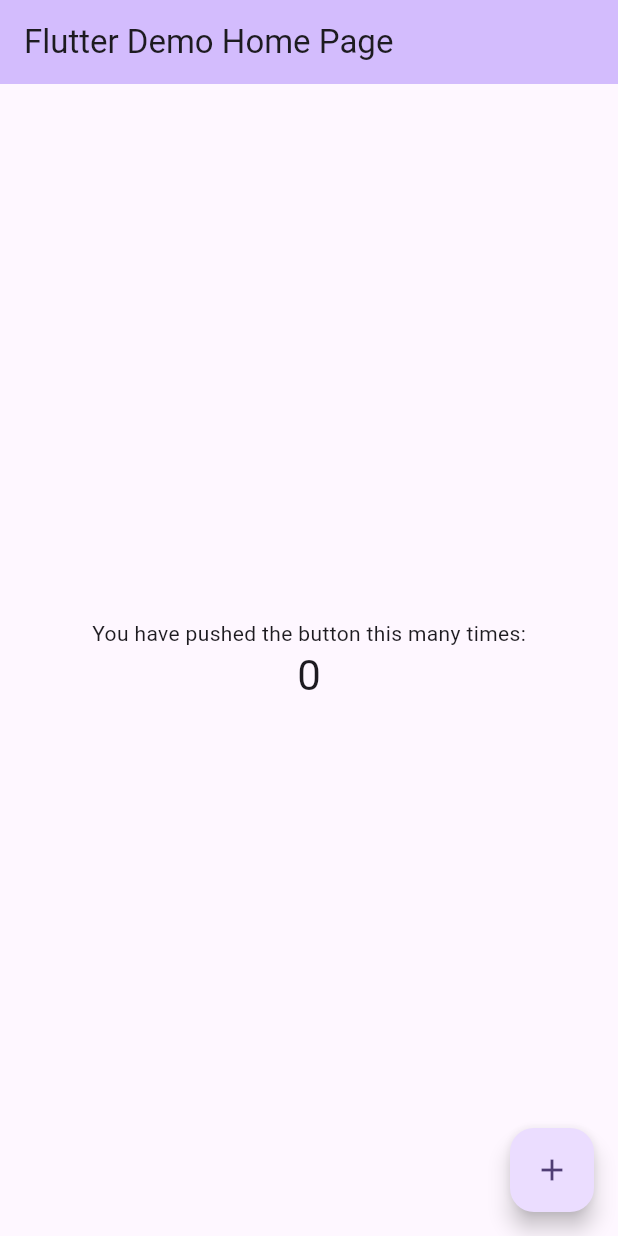
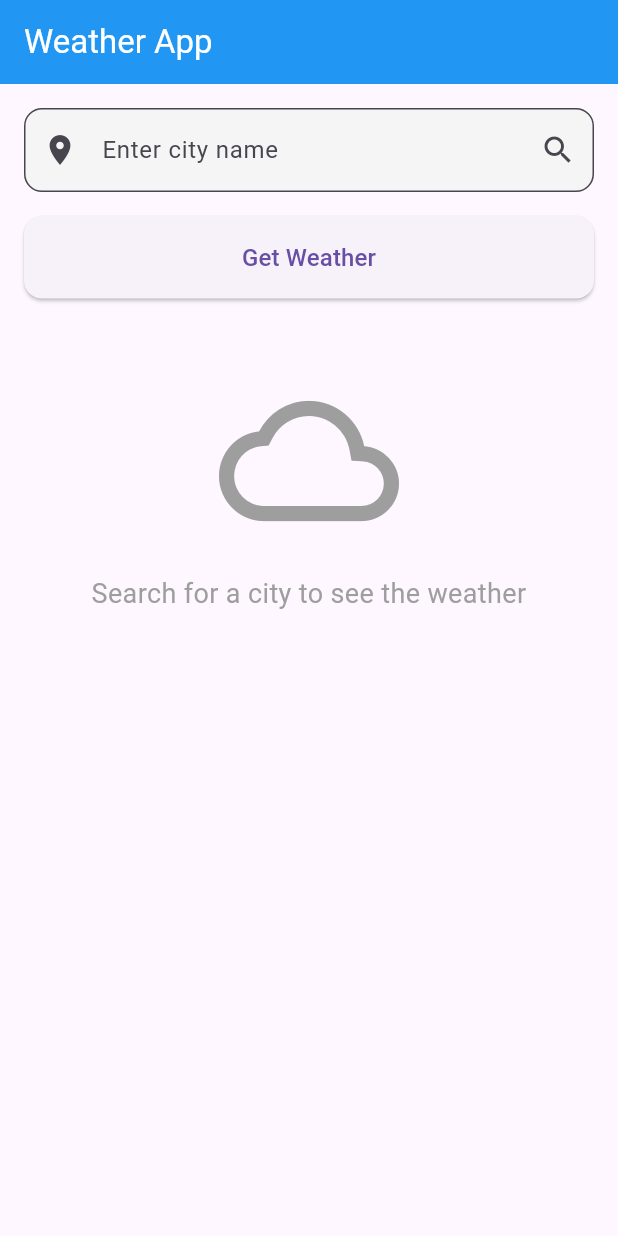
Before and after one commit to Naseervc90/weather_app, a Flutter app: the screen it shows after launch, on a phone screen of 412 x 824 dp. Run offline on Flutter 3.47's test engine with Material 3 defaults, Android fonts, the phone set to English and light mode, and no system bars; our stand-ins replace cached_network_image, dartz, flutter_bloc, get_it.

Commit message:
weather bloc implemented with event and state ,added reusable weather card and search widget ,implemented responsive weather ui

```diff
--- a/weather_app_test/lib/domain/usecases/get_current_weather.dart
+++ b/weather_app_test/lib/domain/usecases/get_current_weather.dart
@@ -0,0 +1,14 @@
+import 'package:dartz/dartz.dart';
+import '../entities/weather.dart';
+import '../repositories/weather_repository.dart';
+import '../../core/error/failure.dart';
+
+class GetCurrentWeather {
+  final WeatherRepository repository;
+
+  GetCurrentWeather(this.repository);
+
+  Future<Either<Failure, Weather>> execute(String cityName) async {
+    return await repository.getCurrentWeather(cityName);
+  }
+}
--- a/weather_app_test/lib/main.dart
+++ b/weather_app_test/lib/main.dart
@@ -1,122 +1,30 @@
 import 'package:flutter/material.dart';
+import 'package:flutter_bloc/flutter_bloc.dart';
+import 'injection_container.dart' as di;
+import 'presentation/bloc/weather_bloc.dart';
+import 'presentation/pages/weather_page.dart';
 
-void main() {
+void main() async {
+  WidgetsFlutterBinding.ensureInitialized();
+  await di.init();
   runApp(const MyApp());
 }
 
 class MyApp extends StatelessWidget {
-  const MyApp({super.key});
+  const MyApp({Key? key}) : super(key: key);
 
-  // This widget is the root of your application.
   @override
   Widget build(BuildContext context) {
     return MaterialApp(
-      title: 'Flutter Demo',
+      title: 'Weather App',
       theme: ThemeData(
-        // This is the theme of your application.
-        //
-        // TRY THIS: Try running your application with "flutter run". You'll see
-        // the application has a purple toolbar. Then, without quitting the app,
-        // try changing the seedColor in the colorScheme below to Colors.green
-        // and then invoke "hot reload" (save your changes or press the "hot
-        // reload" button in a Flutter-supported IDE, or press "r" if you used
-        // the command line to start the app).
-        //
-        // Notice that the counter didn't reset back to zero; the application
-        // state is not lost during the reload. To reset the state, use hot
-        // restart instead.
-        //
-        // This works for code too, not just values: Most code changes can be
-        // tested with just a hot reload.
-        colorScheme: ColorScheme.fromSeed(seedColor: Colors.deepPurple),
+        primarySwatch: Colors.blue,
+        visualDensity: VisualDensity.adaptivePlatformDensity,
       ),
-      home: const MyHomePage(title: 'Flutter Demo Home Page'),
+      home: BlocProvider(
+        create: (_) => di.sl<WeatherBloc>(),
+        child: const WeatherPage(),
+      ),
     );
   }
 }
-
-class MyHomePage extends StatefulWidget {
-  const MyHomePage({super.key, required this.title});
-
-  // This widget is the home page of your application. It is stateful, meaning
-  // that it has a State object (defined below) that contains fields that affect
-  // how it looks.
-
-  // This class is the configuration for the state. It holds the values (in this
-  // case the title) provided by the parent (in this case the App widget) and
-  // used by the build method of the State. Fields in a Widget subclass are
-  // always marked "final".
-
-  final String title;
-
-  @override
-  State<MyHomePage> createState() => _MyHomePageState();
-}
-
-class _MyHomePageState extends State<MyHomePage> {
-  int _counter = 0;
-
-  void _incrementCounter() {
-    setState(() {
-      // This call to setState tells the Flutter framework that something has
-      // changed in this State, which causes it to rerun the build method below
-      // so that the display can reflect the updated values. If we changed
-      // _counter without calling setState(), then the build method would not be
-      // called again, and so nothing would appear to happen.
-      _counter++;
-    });
-  }
-
-  @override
-  Widget build(BuildContext context) {
-    // This method is rerun every time setState is called, for instance as done
-    // by the _incrementCounter method above.
-    //
-    // The Flutter framework has been optimized to make rerunning build methods
-    // fast, so that you can just rebuild anything that needs updating rather
-    // than having to individually change instances of widgets.
-    return Scaffold(
-      appBar: AppBar(
-        // TRY THIS: Try changing the color here to a specific color (to
-        // Colors.amber, perhaps?) and trigger a hot reload to see the AppBar
-        // change color while the other colors stay the same.
-        backgroundColor: Theme.of(context).colorScheme.inversePrimary,
-        // Here we take the value from the MyHomePage object that was created by
-        // the App.build method, and use it to set our appbar title.
-        title: Text(widget.title),
-      ),
-      body: Center(
-        // Center is a layout widget. It takes a single child and positions it
-        // in the middle of the parent.
-        child: Column(
-          // Column is also a layout widget. It takes a list of children and
-          // arranges them vertically. By default, it sizes itself to fit its
-          // children horizontally, and tries to be as tall as its parent.
-          //
-          // Column has various properties to control how it sizes itself and
-          // how it positions its children. Here we use mainAxisAlignment to
-          // center the children vertically; the main axis here is the vertical
-          // axis because Columns are vertical (the cross axis would be
-          // horizontal).
-          //
-          // TRY THIS: Invoke "debug painting" (choose the "Toggle Debug Paint"
-          // action in the IDE, or press "p" in the console), to see the
-          // wireframe for each widget.
-          mainAxisAlignment: MainAxisAlignment.center,
-          children: <Widget>[
-            const Text('You have pushed the button this many times:'),
-            Text(
-              '$_counter',
-              style: Theme.of(context).textTheme.headlineMedium,
-            ),
-          ],
-        ),
-      ),
-      floatingActionButton: FloatingActionButton(
-        onPressed: _incrementCounter,
-        tooltip: 'Increment',
-        child: const Icon(Icons.add),
-      ), // This trailing comma makes auto-formatting nicer for build methods.
-    );
-  }
-}
--- /dev/null
+++ b/weather_app_test/lib/presentation/pages/weather_page.dart
@@ -0,0 +1,119 @@
+import 'package:flutter/material.dart';
+import 'package:flutter_bloc/flutter_bloc.dart';
+import '../bloc/weather_bloc.dart';
+import '../bloc/weather_event.dart';
+import '../bloc/weather_state.dart';
+import '../widgets/weather_card.dart';
+import '../widgets/search_widget.dart';
+
+class WeatherPage extends StatelessWidget {
+  const WeatherPage({Key? key}) : super(key: key);
+
+  @override
+  Widget build(BuildContext context) {
+    return Scaffold(
+      appBar: AppBar(
+        title: const Text('Weather App'),
+        backgroundColor: Colors.blue,
+        foregroundColor: Colors.white,
+        elevation: 0,
+      ),
+      body: SafeArea(
+        child: SingleChildScrollView(
+          child: Column(
+            children: [
+              BlocBuilder<WeatherBloc, WeatherState>(
+                builder: (context, state) {
+                  return SearchWidget(
+                    onSearch: (cityName) {
+                      context.read<WeatherBloc>().add(
+                        WeatherRequested(cityName),
+                      );
+                    },
+                    isLoading: state is WeatherLoading,
+                  );
+                },
+              ),
+              BlocBuilder<WeatherBloc, WeatherState>(
+                builder: (context, state) {
+                  if (state is WeatherInitial) {
+                    return const Center(
+                      child: Padding(
+                        padding: EdgeInsets.all(32),
+                        child: Column(
+                          children: [
+                            Icon(
+                              Icons.cloud_outlined,
+                              size: 120,
+                              color: Colors.grey,
+                            ),
+                            SizedBox(height: 16),
+                            Text(
+                              'Search for a city to see the weather',
+                              style: TextStyle(
+                                fontSize: 18,
+                                color: Colors.grey,
+                              ),
+                              textAlign: TextAlign.center,
+                            ),
+                          ],
+                        ),
+                      ),
+                    );
+                  }
+
+                  if (state is WeatherLoading) {
+                    return const Center(
+                      child: Padding(
+                        padding: EdgeInsets.all(32),
+                        child: Column(
+                          children: [
+                            CircularProgressIndicator(),
+                            SizedBox(height: 16),
+                            Text('Fetching weather data...'),
+                          ],
+                        ),
+                      ),
+                    );
+                  }
+
+                  if (state is WeatherLoaded) {
+                    return WeatherCard(weather: state.weather);
+                  }
+
+                  if (state is WeatherError) {
+                    return Center(
+                      child: Padding(
+                        padding: const EdgeInsets.all(32),
+                        child: Column(
+                          children: [
+                            const Icon(
+                              Icons.error_outline,
+                              size: 80,
+                              color: Colors.red,
+                            ),
+                            const SizedBox(height: 16),
+                            Text(
+                              state.message,
+                              style: const TextStyle(
+                                fontSize: 16,
+                                color: Colors.red,
+                              ),
+                              textAlign: TextAlign.center,
+                            ),
+                          ],
+                        ),
+                      ),
+                    );
+                  }
+
+                  return const SizedBox();
+                },
+              ),
+            ],
+          ),
+        ),
+      ),
+    );
+  }
+}
--- /dev/null
+++ b/weather_app_test/lib/presentation/widgets/search_widget.dart
@@ -0,0 +1,94 @@
+import 'package:flutter/material.dart';
+
+class SearchWidget extends StatefulWidget {
+  final Function(String) onSearch;
+  final bool isLoading;
+
+  const SearchWidget({
+    Key? key,
+    required this.onSearch,
+    required this.isLoading,
+  }) : super(key: key);
+
+  @override
+  State<SearchWidget> createState() => _SearchWidgetState();
+}
+
+class _SearchWidgetState extends State<SearchWidget> {
+  final TextEditingController _controller = TextEditingController();
+
+  void _handleSearch() {
+    if (_controller.text.trim().isNotEmpty) {
+      widget.onSearch(_controller.text.trim());
+    }
+  }
+
+  @override
+  Widget build(BuildContext context) {
+    return Container(
+      padding: const EdgeInsets.all(16),
+      child: Column(
+        children: [
+          TextField(
+            controller: _controller,
+            decoration: InputDecoration(
+              hintText: 'Enter city name',
+              prefixIcon: const Icon(Icons.location_on),
+              suffixIcon:
+                  widget.isLoading
+                      ? const Padding(
+                        padding: EdgeInsets.all(12),
+                        child: SizedBox(
+                          width: 20,
+                          height: 20,
+                          child: CircularProgressIndicator(strokeWidth: 2),
+                        ),
+                      )
+                      : IconButton(
+                        icon: const Icon(Icons.search),
+                        onPressed: _handleSearch,
+                      ),
+              border: OutlineInputBorder(
+                borderRadius: BorderRadius.circular(12),
+              ),
+              filled: true,
+              fillColor: Colors.grey[100],
+            ),
+            onSubmitted: (_) => _handleSearch(),
+            enabled: !widget.isLoading,
+          ),
+          const SizedBox(height: 16),
+          SizedBox(
+            width: double.infinity,
+            child: ElevatedButton(
+              onPressed: widget.isLoading ? null : _handleSearch,
+              style: ElevatedButton.styleFrom(
+                padding: const EdgeInsets.all(16),
+                shape: RoundedRectangleBorder(
+                  borderRadius: BorderRadius.circular(12),
+                ),
+              ),
+              child:
+                  widget.isLoading
+                      ? const SizedBox(
+                        height: 20,
+                        width: 20,
+                        child: CircularProgressIndicator(strokeWidth: 2),
+                      )
+                      : const Text(
+                        'Get Weather',
+                        style: TextStyle(fontSize: 16),
+                      ),
+            ),
+          ),
+        ],
+      ),
+    );
+  }
+
+  @override
+  void dispose() {
+    _controller.dispose();
+    super.dispose();
+  }
+}
```
Also changed, not shown: weather_app_test/lib/injection_container.dart (added, +34 -0 lines), weather_app_test/lib/presentation/widgets/weather_card.dart (added, +71 -0 lines).
